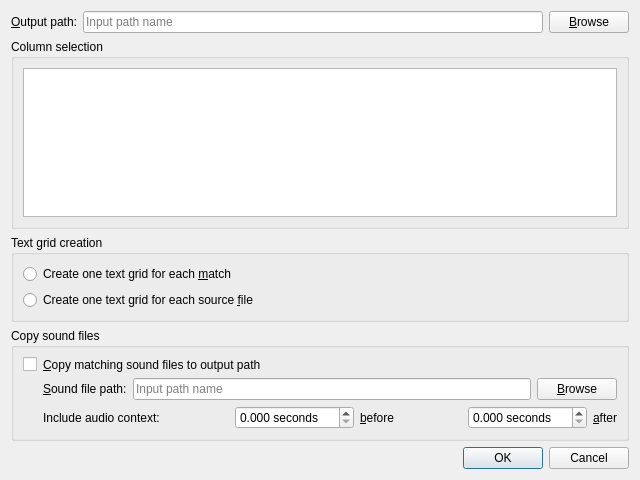
First picture: the form in coquery/gui/ui/textgridExport.ui, repository gkunter/coquery, before the edit.
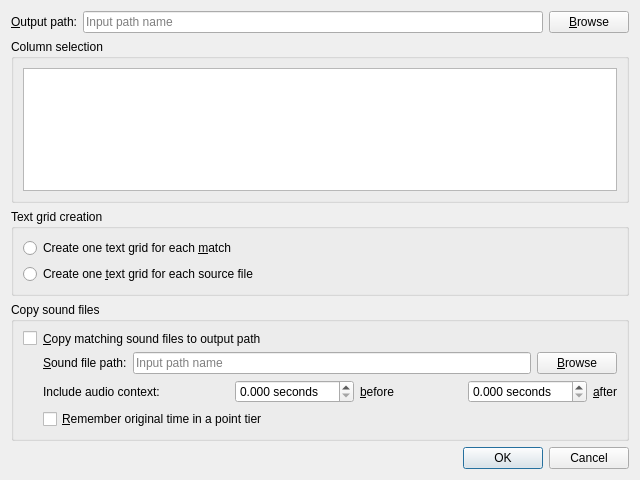
Second picture: the form after the edit.

Commit message: Add option to remember original time in sound file

Diff of the .ui file:
```diff
--- a/coquery/gui/ui/textgridExport.ui
+++ b/coquery/gui/ui/textgridExport.ui
@@ -91,7 +91,7 @@
       <item>
        <widget class="QRadioButton" name="radio_one_per_file">
         <property name="text">
-         <string>Create one text grid for each source &amp;file</string>
+         <string>Create one &amp;text grid for each source file</string>
         </property>
        </widget>
       </item>
@@ -259,6 +259,13 @@
         </item>
        </layout>
       </item>
+      <item row="3" column="1">
+       <widget class="QCheckBox" name="check_remember">
+        <property name="text">
+         <string>&amp;Remember original time in a point tier</string>
+        </property>
+       </widget>
+      </item>
      </layout>
     </widget>
    </item>
```
The commit also changes 2 other files.
